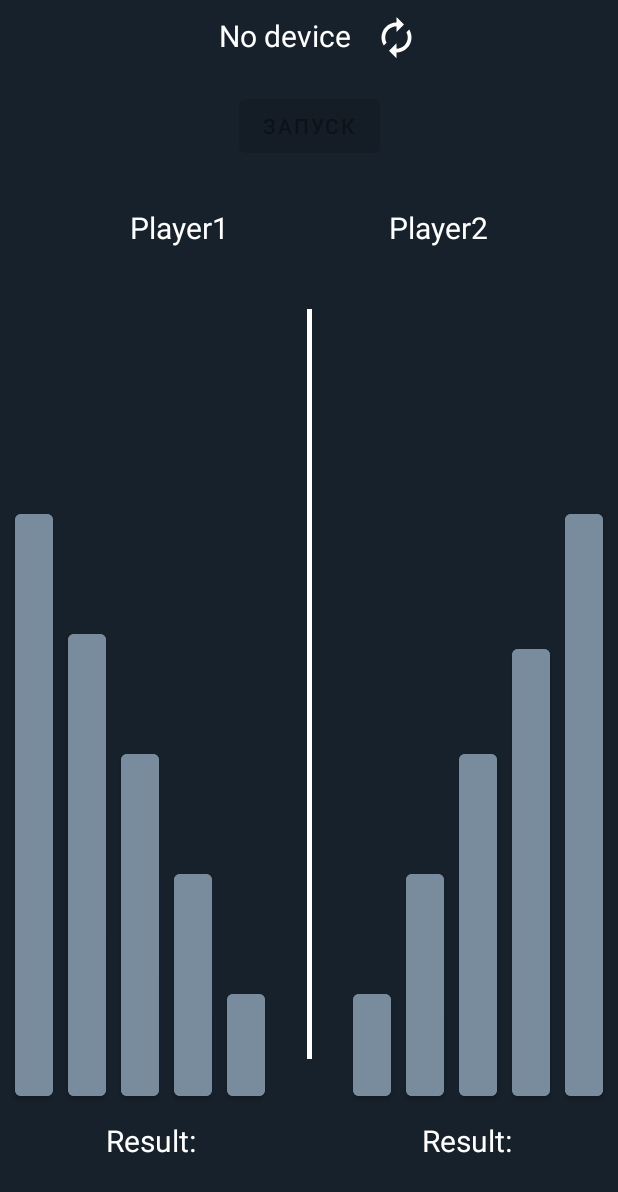
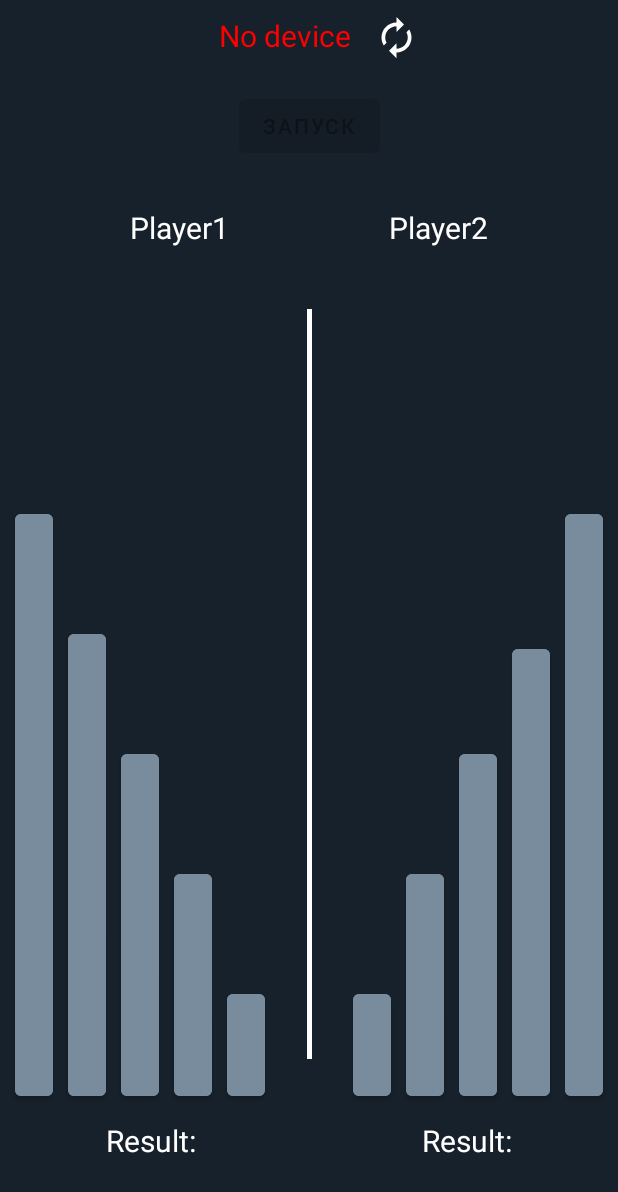
Before and after one commit to Davidentts/SMG, an Android app: the screen it shows after launch (LocalGameActivity), after a tap on an icon or button, on a phone screen of 412 x 824 dp. Shown: the top 1192 px of the screen. Run offline under Robolectric (Android 15) with nearby library versions, the phone set to English and light mode, and no system bars.

Commit message:
Добавлен класс, отвечающий за обработку данных пользователей во время игры.

```diff
--- a/app/src/main/java/com/example/bluetooth_kotlin/LocalGameActivity.kt
+++ b/app/src/main/java/com/example/bluetooth_kotlin/LocalGameActivity.kt
@@ -7,14 +7,18 @@ import android.bluetooth.BluetoothManager
 import android.content.Context
 import android.content.Intent
 import android.content.SharedPreferences
+import android.graphics.Color
+import android.os.Build
 import androidx.appcompat.app.AppCompatActivity
 import android.os.Bundle
 import android.util.Log
+import android.view.animation.Animation
 import android.widget.Button
 import android.widget.ImageButton
 import android.widget.TextView
 import android.widget.Toast
 import com.example.bluetooth_kotlin.ble_connect.StatMsg
+import com.example.bluetooth_kotlin.game_process.LocalAnimation
 import com.example.bt_def.BaseActivity
 import com.example.bt_def.BluetoothConstants
 import com.example.bt_def.BtConnection
@@ -33,6 +37,7 @@ class LocalGameActivity : AppCompatActivity(), ReceiveThread.ListenerData {
     private lateinit var tvPl2: TextView
     private lateinit var tvStatus: TextView
     private lateinit var ibReconnection: ImageButton
+    private lateinit var gameProcess: LocalAnimation
 
     private fun initView() {
         tvPl1 = findViewById(R.id.tvPl1)
@@ -42,6 +47,20 @@ class LocalGameActivity : AppCompatActivity(), ReceiveThread.ListenerData {
         tvStatus = findViewById(R.id.tvStatus)
         ibReconnection = findViewById(R.id.ibReconnection)
         statusConnect = StatMsg(context = this, tvStatus = tvStatus, btStart = btStart)
+
+        gameProcess = LocalAnimation(listOf(
+            findViewById(R.id.stickPl1_1),
+            findViewById(R.id.stickPl1_2),
+            findViewById(R.id.stickPl1_3),
+            findViewById(R.id.stickPl1_4),
+            findViewById(R.id.stickPl1_5)
+        ), listOf(
+            findViewById(R.id.stickPl2_1),
+            findViewById(R.id.stickPl2_2),
+            findViewById(R.id.stickPl2_3),
+            findViewById(R.id.stickPl2_4),
+            findViewById(R.id.stickPl2_5)
+        ))
     }
 
     override fun onCreate(savedInstanceState: Bundle?) {
@@ -68,6 +87,7 @@ class LocalGameActivity : AppCompatActivity(), ReceiveThread.ListenerData {
             btConnection.connect(mac)
         } else {
             tvStatus.text = getString(R.string.status_noDevice)
+            tvStatus.setTextColor(Color.RED)
         }
         val myToast = Toast.makeText(this, "MAC: $mac", Toast.LENGTH_SHORT)
         myToast.show()
--- /dev/null
+++ b/app/src/main/java/com/example/bluetooth_kotlin/game_process/GameProcess.kt
@@ -0,0 +1,43 @@
+package com.example.bluetooth_kotlin.game_process
+
+open class GameProcess(
+    private val numberOfPlayers: Int,
+    val isRobot: Boolean = false,
+    val robotPower: Int = 1
+) {
+
+    companion object {
+        const val AVERAGE = 0
+        const val SUM = 1
+    }
+
+    private val listOfDataPlayers =
+        List<MutableList<Int>>(numberOfPlayers) { MutableList<Int>(0) { 0 } }
+
+    open fun addData(data: String): List<Int> {
+        if (data.first() == '<' && data.last() == '>' &&
+            data.length == (numberOfPlayers * 3 + 2 + numberOfPlayers - 1)
+        ) {
+            var filterData = data.removePrefix("<").removeSuffix(">")
+            for ((index, playerData) in listOfDataPlayers.withIndex()) {
+                if (index < numberOfPlayers - 1) {
+                    val temp = filterData.substringBefore(',')
+                    playerData.add(temp.toInt())
+                    filterData = filterData.removePrefix("$temp,")
+                } else playerData.add(filterData.toInt())
+            }
+        } else return listOf()
+        return listOfDataPlayers.map { it.last() }
+    }
+
+    open fun winner(mode: Int = AVERAGE): Int {
+        var result = 0
+        //Добавить реализацию нескольких режимов
+        for (i in 1 until listOfDataPlayers.size) {
+            if (listOfDataPlayers[result].average() < listOfDataPlayers[i].average())
+                result = i
+        }
+
+        return result
+    }
+}
--- /dev/null
+++ b/app/src/main/java/com/example/bluetooth_kotlin/game_process/LocalAnimation.kt
@@ -0,0 +1,11 @@
+package com.example.bluetooth_kotlin.game_process
+
+import android.widget.Button
+
+class LocalAnimation(
+    val listOfSticksPl1: List<Button>,
+    val listOfSticksPl2: List<Button>,
+    numberOfPlayers: Int = 2
+) : GameProcess(numberOfPlayers) {
+
+}
--- a/app/src/main/res/values/colors.xml
+++ b/app/src/main/res/values/colors.xml
@@ -10,5 +10,5 @@
     <color name="main_menu">#17212B</color>
     <color name="inactive_stick">#788C9E</color>
     <color name="connect_deviceList">#202b36</color>
-    <color name="connect_mac">#91A3A1</color>
+    <color name="noDevice">#F44336</color>
 </resources>
--- a/bt_def/build.gradle
+++ b/bt_def/build.gradle
@@ -4,7 +4,7 @@ plugins {
 }
 
 android {
-    compileSdk 33
+    compileSdk 32
 
     defaultConfig {
         minSdk 21
```
